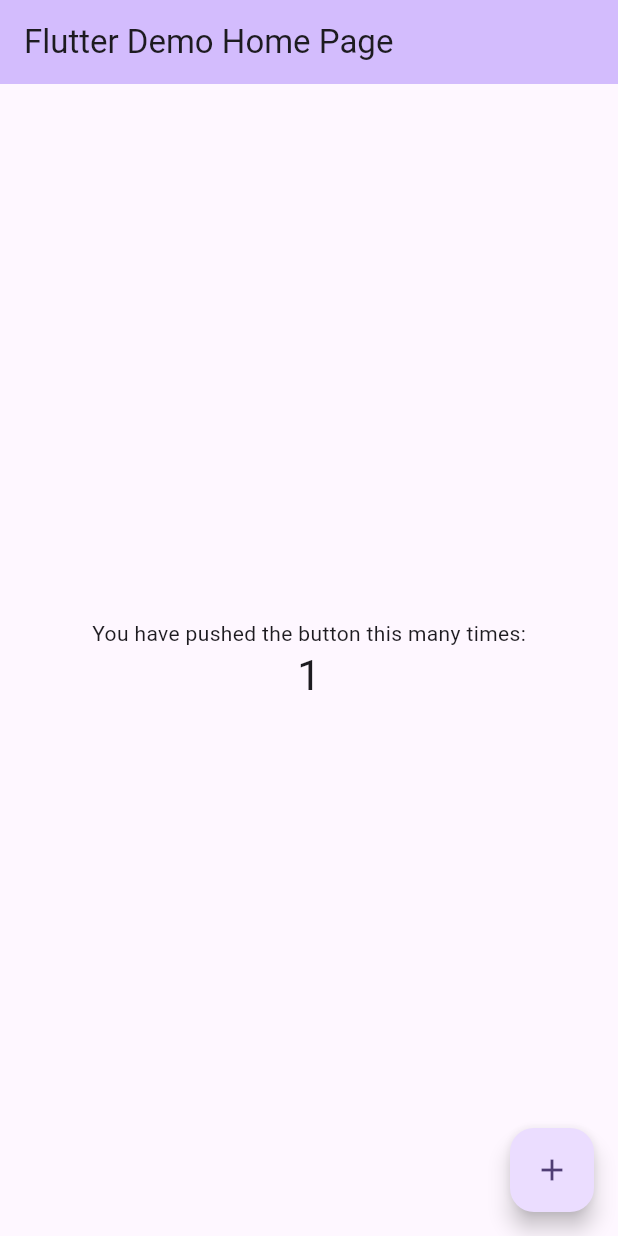
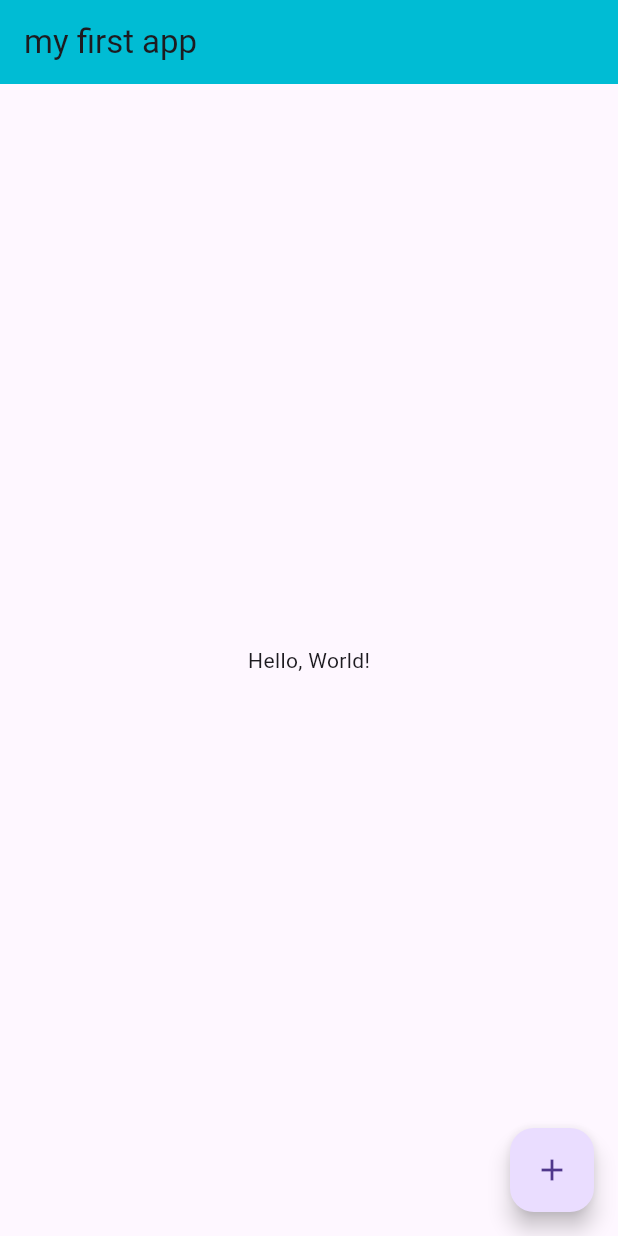
Before and after one commit to Moazosama2004/first-project-flutter, a Flutter app: the screen it shows after launch, after a tap on the "add" icon, on a phone screen of 412 x 824 dp. Run offline on Flutter 3.47's test engine with Material 3 defaults, Android fonts, the phone set to English and light mode, and no system bars.

Commit message:
material and scaffold our app

```diff
--- a/lib/main.dart
+++ b/lib/main.dart
@@ -1,122 +1,20 @@
 import 'package:flutter/material.dart';
 
 void main() {
-  runApp(const MyApp());
-}
-
-class MyApp extends StatelessWidget {
-  const MyApp({super.key});
-
-  // This widget is the root of your application.
-  @override
-  Widget build(BuildContext context) {
-    return MaterialApp(
-      title: 'Flutter Demo',
-      theme: ThemeData(
-        // This is the theme of your application.
-        //
-        // TRY THIS: Try running your application with "flutter run". You'll see
-        // the application has a purple toolbar. Then, without quitting the app,
-        // try changing the seedColor in the colorScheme below to Colors.green
-        // and then invoke "hot reload" (save your changes or press the "hot
-        // reload" button in a Flutter-supported IDE, or press "r" if you used
-        // the command line to start the app).
-        //
-        // Notice that the counter didn't reset back to zero; the application
-        // state is not lost during the reload. To reset the state, use hot
-        // restart instead.
-        //
-        // This works for code too, not just values: Most code changes can be
-        // tested with just a hot reload.
-        colorScheme: ColorScheme.fromSeed(seedColor: Colors.deepPurple),
-      ),
-      home: const MyHomePage(title: 'Flutter Demo Home Page'),
-    );
-  }
-}
-
-class MyHomePage extends StatefulWidget {
-  const MyHomePage({super.key, required this.title});
-
-  // This widget is the home page of your application. It is stateful, meaning
-  // that it has a State object (defined below) that contains fields that affect
-  // how it looks.
-
-  // This class is the configuration for the state. It holds the values (in this
-  // case the title) provided by the parent (in this case the App widget) and
-  // used by the build method of the State. Fields in a Widget subclass are
-  // always marked "final".
-
-  final String title;
-
-  @override
-  State<MyHomePage> createState() => _MyHomePageState();
-}
-
-class _MyHomePageState extends State<MyHomePage> {
-  int _counter = 0;
-
-  void _incrementCounter() {
-    setState(() {
-      // This call to setState tells the Flutter framework that something has
-      // changed in this State, which causes it to rerun the build method below
-      // so that the display can reflect the updated values. If we changed
-      // _counter without calling setState(), then the build method would not be
-      // called again, and so nothing would appear to happen.
-      _counter++;
-    });
-  }
-
-  @override
-  Widget build(BuildContext context) {
-    // This method is rerun every time setState is called, for instance as done
-    // by the _incrementCounter method above.
-    //
-    // The Flutter framework has been optimized to make rerunning build methods
-    // fast, so that you can just rebuild anything that needs updating rather
-    // than having to individually change instances of widgets.
-    return Scaffold(
-      appBar: AppBar(
-        // TRY THIS: Try changing the color here to a specific color (to
-        // Colors.amber, perhaps?) and trigger a hot reload to see the AppBar
-        // change color while the other colors stay the same.
-        backgroundColor: Theme.of(context).colorScheme.inversePrimary,
-        // Here we take the value from the MyHomePage object that was created by
-        // the App.build method, and use it to set our appbar title.
-        title: Text(widget.title),
-      ),
-      body: Center(
-        // Center is a layout widget. It takes a single child and positions it
-        // in the middle of the parent.
-        child: Column(
-          // Column is also a layout widget. It takes a list of children and
-          // arranges them vertically. By default, it sizes itself to fit its
-          // children horizontally, and tries to be as tall as its parent.
-          //
-          // Column has various properties to control how it sizes itself and
-          // how it positions its children. Here we use mainAxisAlignment to
-          // center the children vertically; the main axis here is the vertical
-          // axis because Columns are vertical (the cross axis would be
-          // horizontal).
-          //
-          // TRY THIS: Invoke "debug painting" (choose the "Toggle Debug Paint"
-          // action in the IDE, or press "p" in the console), to see the
-          // wireframe for each widget.
-          mainAxisAlignment: MainAxisAlignment.center,
-          children: <Widget>[
-            const Text('You have pushed the button this many times:'),
-            Text(
-              '$_counter',
-              style: Theme.of(context).textTheme.headlineMedium,
-            ),
-          ],
+  runApp(
+    MaterialApp(
+      debugShowCheckedModeBanner: false,
+      home: Scaffold(
+        appBar: AppBar(
+          title: Text('my first app'),
+          backgroundColor: Colors.cyan,
+        ),
+        body: Center(child: Text('Hello, World!')),
+        floatingActionButton: FloatingActionButton(
+          onPressed: () {},
+          child: Icon(Icons.add),
         ),
       ),
-      floatingActionButton: FloatingActionButton(
-        onPressed: _incrementCounter,
-        tooltip: 'Increment',
-        child: const Icon(Icons.add),
-      ), // This trailing comma makes auto-formatting nicer for build methods.
-    );
-  }
+    ),
+  );
 }
```
